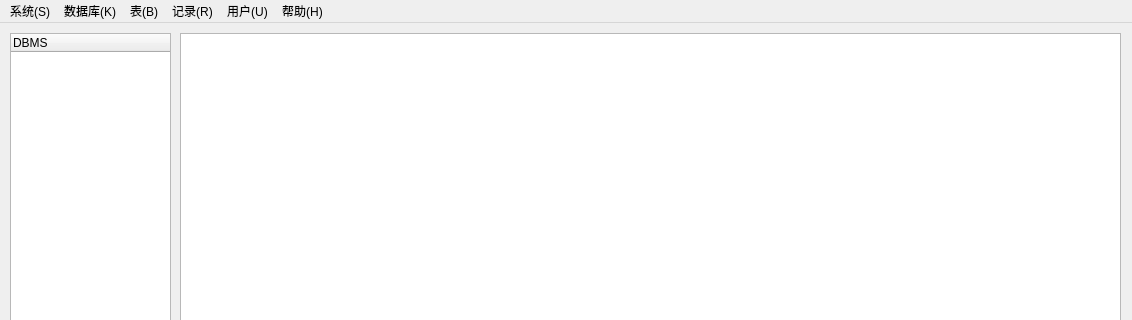
hanjiang1073/MyDBMS, file mainwindow.ui: the form before one commit; both pictures show x 0 to 1132 and y 0 to 320 of the 1132 by 573 pixel window.
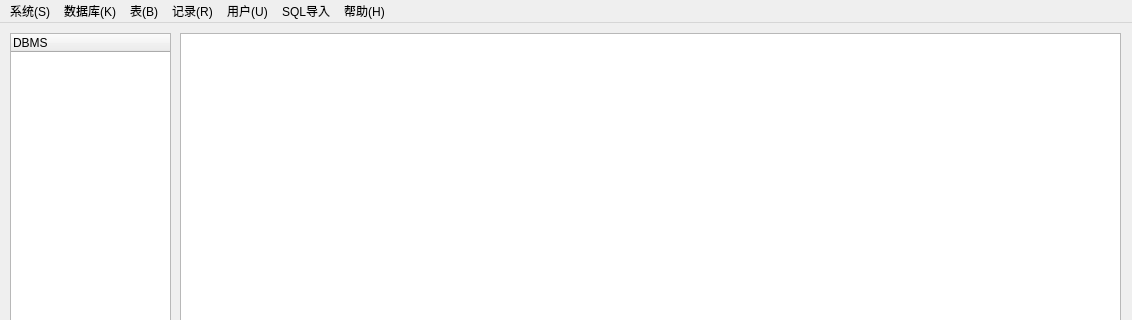
The form after the commit.

What changed in the file:
```diff
--- a/mainwindow.ui
+++ b/mainwindow.ui
@@ -46,7 +46,7 @@
      <x>0</x>
      <y>0</y>
      <width>1132</width>
-     <height>23</height>
+     <height>26</height>
     </rect>
    </property>
    <widget class="QMenu" name="menu_S">
@@ -104,11 +104,18 @@
     </property>
     <addaction name="actiongy"/>
    </widget>
+   <widget class="QMenu" name="menuSQL">
+    <property name="title">
+     <string>SQL导入</string>
+    </property>
+    <addaction name="actionsql"/>
+   </widget>
    <addaction name="menu_S"/>
    <addaction name="menu_K"/>
    <addaction name="menu_B"/>
    <addaction name="menu_Q"/>
    <addaction name="menu_U"/>
+   <addaction name="menuSQL"/>
    <addaction name="menu_H"/>
   </widget>
   <widget class="QStatusBar" name="statusbar"/>
```
Left out of the diff: 10 changed lines with no effect on the pictures.
